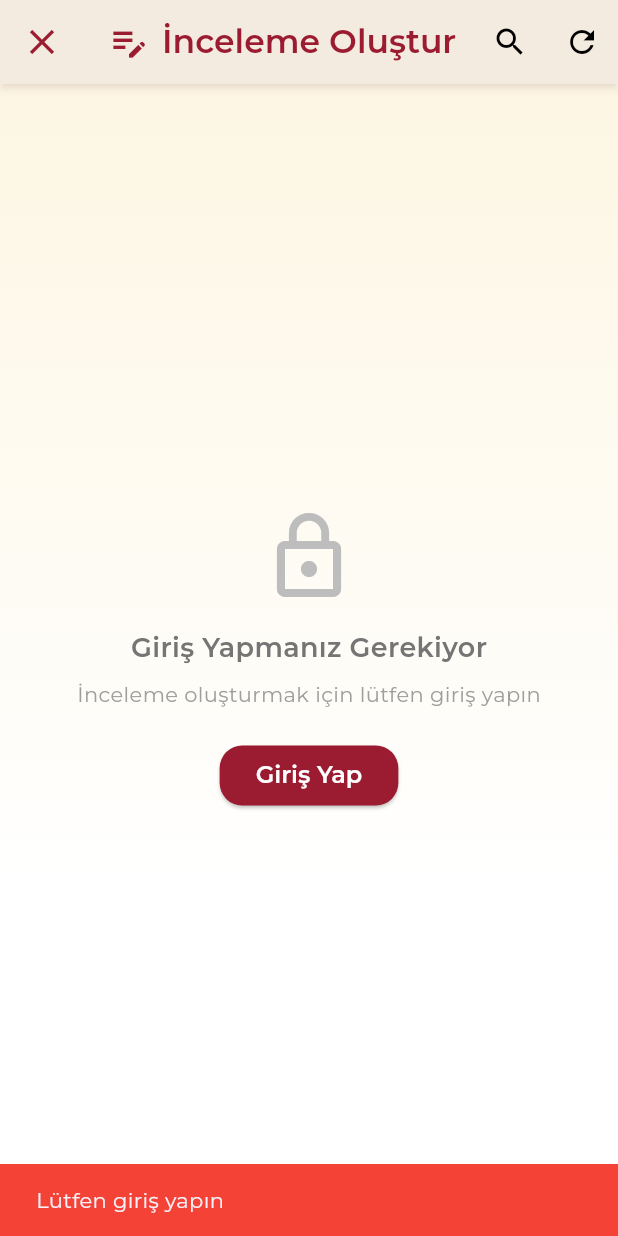
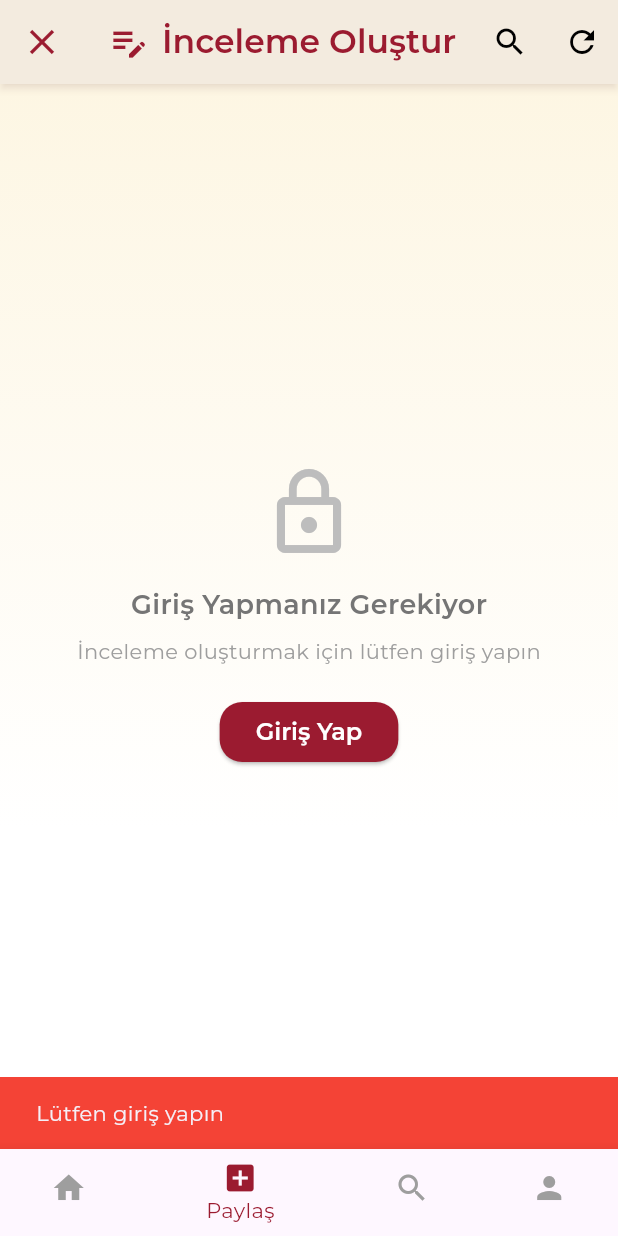
Before and after one commit to pelsingunduz/BeautyCo-API, a Flutter app: the CreatePostScreen screen opened by its route, on a phone screen of 412 x 824 dp. Run offline on Flutter 3.47's test engine with Material 3 defaults, Android fonts, the phone set to English and light mode, and no system bars; our stand-ins replace google_fonts, image_picker, shared_preferences; accounts and stored records are empty.

Commit message:
added tab bar to create post screen git add .!

```diff
--- a/beautyco/lib/screens/create_post.dart
+++ b/beautyco/lib/screens/create_post.dart
@@ -25,6 +25,7 @@ class _CreatePostScreenState extends State<CreatePostScreen> {
   bool _isSubmitting = false;
   bool _isAuthError = false; // Kimlik doğrulama hatası durumu
   final ApiService _apiService = ApiService();
+  int _selectedIndex = 1; // Tab bar için seçili index
 
   List<String> _categories = ['Makyaj', 'Cilt Bakımı', 'Saç', 'Parfüm']; // Default categories
 
@@ -290,6 +291,25 @@ class _CreatePostScreenState extends State<CreatePostScreen> {
     }
   }
 
+  void _onItemTapped(int index) {
+    if (index != _selectedIndex) {
+      switch (index) {
+        case 0:
+          Navigator.pushReplacementNamed(context, '/home');
+          break;
+        case 1:
+          // Zaten create post ekranındayız
+          break;
+        case 2:
+          Navigator.pushReplacementNamed(context, '/search');
+          break;
+        case 3:
+          Navigator.pushReplacementNamed(context, '/profile');
+          break;
+      }
+    }
+  }
+
   @override
   Widget build(BuildContext context) {
     return Scaffold(
@@ -358,6 +378,18 @@ class _CreatePostScreenState extends State<CreatePostScreen> {
           ),
         ),
         child: _buildBody(),
+      ),
+      bottomNavigationBar: BottomNavigationBar(
+        currentIndex: _selectedIndex,
+        selectedItemColor: primaryRed,
+        unselectedItemColor: Colors.grey,
+        onTap: _onItemTapped,
+        items: const [
+          BottomNavigationBarItem(icon: Icon(Icons.home), label: 'Ana Sayfa'),
+          BottomNavigationBarItem(icon: Icon(Icons.add_box), label: 'Paylaş'),
+          BottomNavigationBarItem(icon: Icon(Icons.search), label: 'Ara'),
+          BottomNavigationBarItem(icon: Icon(Icons.person), label: 'Profil'),
+        ],
       ),
     );
   }
```
